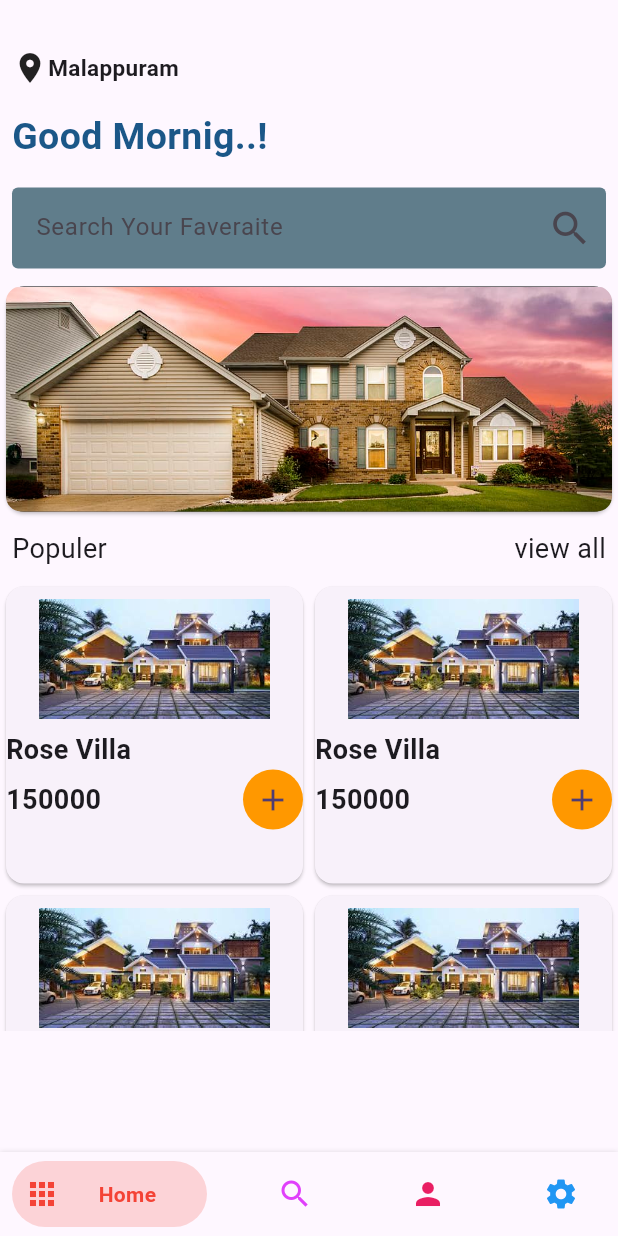
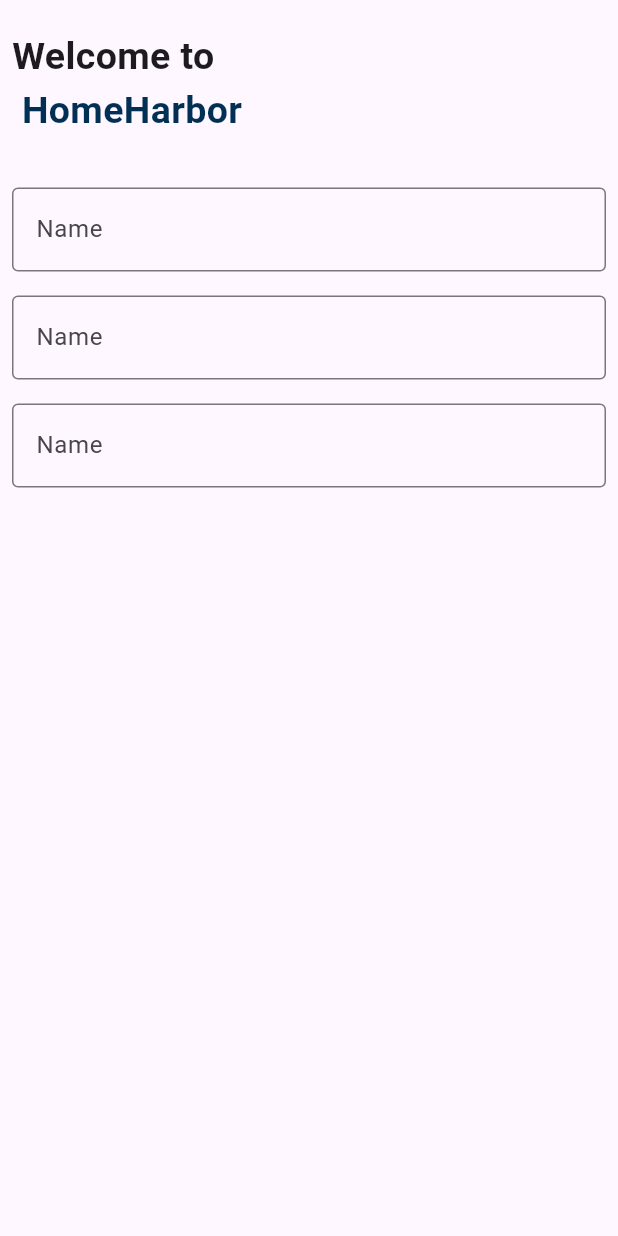
Before and after one commit to nabeeeltk/HomeBocking, a Flutter app: the screen it shows after launch, on a phone screen of 412 x 824 dp. Run offline on Flutter 3.47's test engine with Material 2 defaults, Android fonts, the phone set to English and light mode, and no system bars; drawn by our look-alikes of bottom_navy_bar; our stand-ins replace get, loading_indicator.

Commit message:
login page ui

```diff
--- a/real_estate/lib/main.dart
+++ b/real_estate/lib/main.dart
@@ -1,12 +1,10 @@
 import 'package:flutter/material.dart';
 import 'package:get/get.dart';
 import 'package:real_estate/veiw/splash/splash_screen.dart';
-import 'package:real_estate/widgets/root_screen.dart';
 
 void main() {
   runApp(const MyApp());
 }
-
 class MyApp extends StatelessWidget {
   const MyApp({super.key});
 
--- /dev/null
+++ b/real_estate/lib/veiw/auth/signup_screen.dart
@@ -0,0 +1,58 @@
+import 'package:flutter/material.dart';
+
+class SignUpPage extends StatelessWidget {
+  const SignUpPage({super.key});
+
+  @override
+  Widget build(BuildContext context) {
+    return const Scaffold(
+      body: SingleChildScrollView(
+        child: Column(
+          crossAxisAlignment: CrossAxisAlignment.start,
+          children: [
+            SizedBox(height: 20,),
+
+            Padding(
+              padding:  EdgeInsets.only(left:8.0),
+              child: Text("Welcome to",style: TextStyle(fontSize: 25,fontWeight: FontWeight.bold),),
+            ),
+            Padding(
+              padding: EdgeInsets.only(left:8.0),
+              child: Text(" HomeHarbor",
+              style: TextStyle(fontSize: 25,fontWeight: FontWeight.bold,
+              color: Color.fromARGB(255, 2, 48, 85)),),
+            ),
+               SizedBox(height: 25,),
+            Padding(
+              padding: EdgeInsets.all(8.0),
+              child: TextField(
+                decoration: InputDecoration(
+                  hintText: "Name",
+                  border: OutlineInputBorder()
+                ),
+              ),
+            ),
+             Padding(
+              padding: EdgeInsets.all(8.0),
+              child: TextField(
+                decoration: InputDecoration(
+                  hintText: "Name",
+                  border: OutlineInputBorder()
+                ),
+              ),
+            ),
+              Padding(
+              padding: EdgeInsets.all(8.0),
+              child: TextField(
+                decoration: InputDecoration(
+                  hintText: "Name",
+                  border: OutlineInputBorder()
+                ),
+              ),
+            )
+          ],
+        ),
+      ),
+    );
+  }
+}
--- a/real_estate/lib/veiw/splash/splash_screen.dart
+++ b/real_estate/lib/veiw/splash/splash_screen.dart
@@ -1,6 +1,7 @@
 import 'package:flutter/material.dart';
 import 'package:get/get.dart';
 import 'package:loading_indicator/loading_indicator.dart';
+import 'package:real_estate/veiw/auth/signup_screen.dart';
 import 'package:real_estate/widgets/root_screen.dart';
 
 class SplashScreen extends StatelessWidget {
@@ -9,7 +10,7 @@
   @override
   Widget build(BuildContext context) {
       Future.delayed(Duration(seconds: 4), () {
-        return Get.to(RootPage());
+        return Get.to(SignUpPage());
 
     });
     return const Scaffold(
```
